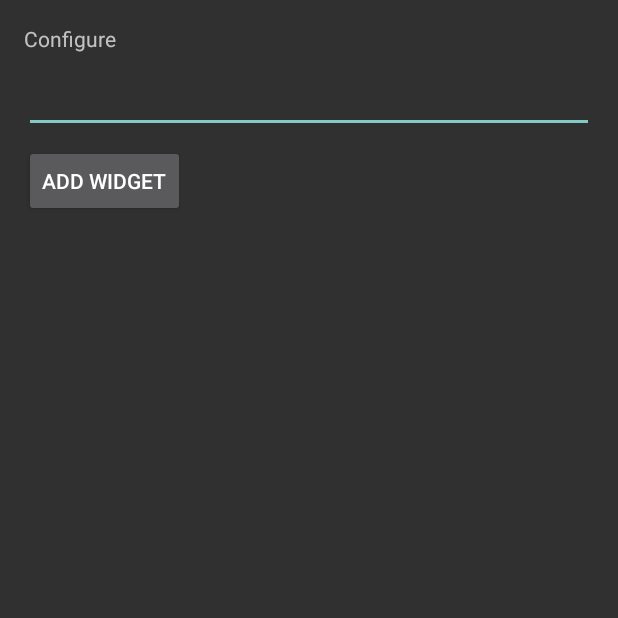
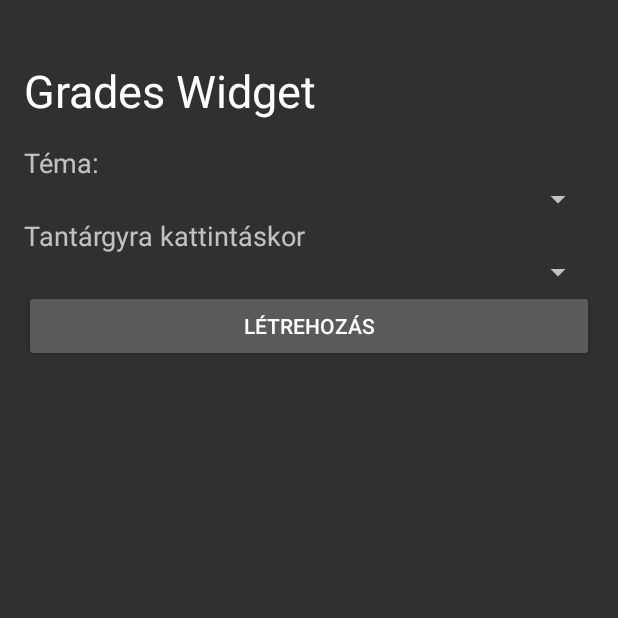
Before and after one commit to jDoom/grades, an Android app: the GradesWidgetConfigureActivity screen opened directly, with no data from a screen before it, on a phone screen of 412 x 824 dp, the top half of it. Run offline under Robolectric (Android 15) with nearby library versions, the phone set to English and light mode, and no system bars; 1 statement that could not run was skipped.

Commit message:
Widget is done, update timing fixed.

```diff
--- a/app/src/main/java/com/dominikjambor/grades/JavitandoDialog.java
+++ b/app/src/main/java/com/dominikjambor/grades/JavitandoDialog.java
@@ -2,6 +2,7 @@ package com.dominikjambor.grades;
 
 import android.app.DialogFragment;
 import android.os.Bundle;
+import android.util.Log;
 import android.view.LayoutInflater;
 import android.view.View;
 import android.view.ViewGroup;
@@ -23,9 +24,9 @@ public class JavitandoDialog extends DialogFragment {
             public void onClick(View v) {
                 float d = numberPicker.getValue();
                 Settings.javitHatar=(d/10)+1;
+                Settings.SaveAll(MainActivity.cx);
                 menu3_fragment.update();
                 dismiss();
-                Settings.SaveAll(container.getContext());
             }
         });
         String values[] = new String[50];
@@ -35,10 +36,11 @@ public class JavitandoDialog extends DialogFragment {
         }
         numberPicker.setMinValue(0);
         numberPicker.setMaxValue(40);
-        numberPicker.setValue(40);
+        numberPicker.setValue((int) ((Settings.javitHatar - 1) * 10));
         numberPicker.setActivated(false);
         numberPicker.setDisplayedValues(values);
         numberPicker.setWrapSelectorWheel(false);
+        numberPicker.setDescendantFocusability(ViewGroup.FOCUS_BLOCK_DESCENDANTS);
         return view;
     }
 }
--- a/app/src/main/java/com/dominikjambor/grades/JegyHozzaadas.java
+++ b/app/src/main/java/com/dominikjambor/grades/JegyHozzaadas.java
@@ -448,12 +448,12 @@ public class JegyHozzaadas extends ActionBarActivity {
                     Settings.tantargyak[spinner.getSelectedItemPosition()].jegyek[n] = tmp;
                 }
             }
-        Settings.SaveAll(getApplicationContext());
+        Settings.SaveAll(this);
         if(szerk)
         {
             TantargyNezetActivity.update();
         }
-        else if(tantargyAdd&&tnezet){
+        else if(tantargyAdd&&tnezet&&!getIntent().hasExtra("FROMWIDGET")){
             TantargyNezetActivity.update();
         }
         menu1_fragment.update();
--- a/app/src/main/java/com/dominikjambor/grades/KetesDialog.java
+++ b/app/src/main/java/com/dominikjambor/grades/KetesDialog.java
@@ -23,8 +23,12 @@ public class KetesDialog extends DialogFragment {
         final NumberPicker high = (NumberPicker) view.findViewById(R.id.highEndNumberPicker);
         low.setMinValue(0);
         low.setMaxValue(6);
+        low.setValue(Settings.ketesMin);
+        low.setDescendantFocusability(ViewGroup.FOCUS_BLOCK_DESCENDANTS);
         high.setMinValue(0);
         high.setMaxValue(6);
+        high.setValue(Settings.ketesMax);
+        high.setDescendantFocusability(ViewGroup.FOCUS_BLOCK_DESCENDANTS);
         String[] t = new String[]{"x.35","x.40","x.45","x.50","x.55","x.60","x.65"};
         low.setDisplayedValues(t);
         high.setDisplayedValues(t);
@@ -35,8 +39,8 @@ public class KetesDialog extends DialogFragment {
             public void onClick(View v) {
                 Settings.ketesMax=high.getValue();
                 Settings.ketesMin=low.getValue();
+                Settings.SaveAll(MainActivity.cx);
                 menu3_fragment.update();
-                Settings.SaveAll(container.getContext());
                 dismiss();
             }
         });
--- a/app/src/main/java/com/dominikjambor/grades/Settings.java
+++ b/app/src/main/java/com/dominikjambor/grades/Settings.java
@@ -1,6 +1,5 @@
 package com.dominikjambor.grades;
 
-import android.app.Application;
 import android.appwidget.AppWidgetManager;
 import android.content.ComponentName;
 import android.content.Context;
--- a/app/src/main/java/com/dominikjambor/grades/TantargyHozzaadoDialog.java
+++ b/app/src/main/java/com/dominikjambor/grades/TantargyHozzaadoDialog.java
@@ -38,7 +38,7 @@ public class TantargyHozzaadoDialog extends DialogFragment{
                     Settings.tantargyList.add(nev);
                     menu2_fragment.createList();
                     dismiss();
-                    Settings.SaveAll(container.getContext());
+                    Settings.SaveAll(MainActivity.cx);
                     menu2_fragment.fab.show();
                 }
             }
--- a/app/src/main/res/layout/grades_widget_configure.xml
+++ b/app/src/main/res/layout/grades_widget_configure.xml
@@ -1,16 +1,61 @@
 <?xml version="1.0" encoding="utf-8"?>
-<LinearLayout xmlns:android="http://schemas.android.com/apk/res/android"
-    android:layout_width="match_parent" android:layout_height="wrap_content"
-    android:orientation="vertical" android:padding="16dp">
+<RelativeLayout xmlns:android="http://schemas.android.com/apk/res/android"
+    android:layout_width="match_parent" android:layout_height="match_parent"
+    android:orientation="vertical"
+    android:paddingLeft="16dp"
+    android:paddingTop="40dp"
+    android:paddingRight="16dp"
+    android:paddingBottom="16dp"
+    android:weightSum="1">
+    <LinearLayout
+        android:orientation="vertical"
+        android:layout_width="match_parent"
+        android:layout_height="wrap_content"
+        android:id="@+id/linearLayout3">
 
-    <TextView android:layout_width="match_parent" android:layout_height="wrap_content"
-        android:text="@string/configure" android:layout_marginBottom="8dp" />
+    <TextView
+        android:layout_width="wrap_content"
+        android:layout_height="wrap_content"
+        android:textAppearance="?android:attr/textAppearanceLarge"
+        android:text="Grades Widget"
+        android:id="@+id/textView13"
+        android:layout_marginBottom="15dp"
+        android:textSize="30dp" />
 
-    <EditText android:id="@+id/appwidget_text" android:layout_width="match_parent"
-        android:layout_height="wrap_content" android:inputType="text" />
+    <TextView
+        android:layout_width="wrap_content"
+        android:layout_height="wrap_content"
+        android:textAppearance="?android:attr/textAppearanceMedium"
+        android:text="Téma:"
+        android:id="@+id/textView14" />
 
-    <Button android:id="@+id/add_button" android:layout_width="wrap_content"
-        android:layout_height="wrap_content" android:text="@string/add_widget"
-        android:layout_marginTop="8dp" />
+    <Spinner
+        android:layout_width="match_parent"
+        android:layout_height="wrap_content"
+        android:id="@+id/wcThemelist"
+        android:spinnerMode="dialog" />
 
-</LinearLayout>
+    <TextView
+        android:layout_width="wrap_content"
+        android:layout_height="wrap_content"
+        android:textAppearance="?android:attr/textAppearanceMedium"
+        android:text="Tantárgyra kattintáskor"
+        android:id="@+id/textView15" />
+
+    <Spinner
+        android:layout_width="match_parent"
+        android:layout_height="wrap_content"
+        android:id="@+id/wcActionlist"
+        android:spinnerMode="dialog" />
+
+        <Button
+            android:layout_width="match_parent"
+            android:layout_height="wrap_content"
+            android:text="Létrehozás"
+            android:id="@+id/wcOkButton"
+            android:layout_below="@+id/linearLayout3"
+            android:layout_alignParentLeft="true"
+            android:layout_alignParentStart="true" />
+    </LinearLayout>
+
+</RelativeLayout>
--- a/app/src/main/res/xml/grades_widget_info.xml
+++ b/app/src/main/res/xml/grades_widget_info.xml
@@ -2,7 +2,7 @@
 <appwidget-provider xmlns:android="http://schemas.android.com/apk/res/android"
     android:minWidth="180dp" android:minHeight="40dp" android:updatePeriodMillis="86400000"
     android:previewImage="@drawable/example_appwidget_preview"
-    android:initialLayout="@layout/grades_widget"
+    android:initialLayout="@layout/grades_widget_dark"
     android:configure="com.dominikjambor.grades.GradesWidgetConfigureActivity"
     android:resizeMode="horizontal|vertical" android:widgetCategory="home_screen|keyguard"
-    android:initialKeyguardLayout="@layout/grades_widget"></appwidget-provider>
+    android:initialKeyguardLayout="@layout/grades_widget_dark"></appwidget-provider>
```
Also changed, not shown: app/src/main/java/com/dominikjambor/grades/GradesWidget.java (+27 -45 lines), app/src/main/java/com/dominikjambor/grades/GradesWidgetConfigureActivity.java (+31 -19 lines), app/src/main/java/com/dominikjambor/grades/TantargyNezetActivity.java (+6 -4 lines), app/src/main/java/com/dominikjambor/grades/WidgetViewsFactory.java (+20 -11 lines), app/src/main/res/layout/activity_tantargy_nezet.xml (+4 -4 lines), app/src/main/res/layout/grades_widget_dark.xml (renamed from app/src/main/res/layout/grades_widget.xml, +5 -5 lines), app/src/main/res/layout/grades_widget_light.xml (added, +50 -0 lines), app/src/main/res/layout/itemlayout_widgetlistview_tl_light.xml (added, +61 -0 lines), app/src/main/res/layout/itemlayout_widgetlistview_tl_dark.xml (renamed from app/src/main/res/layout/itemlayout_widgetlistview_tl.xml).
